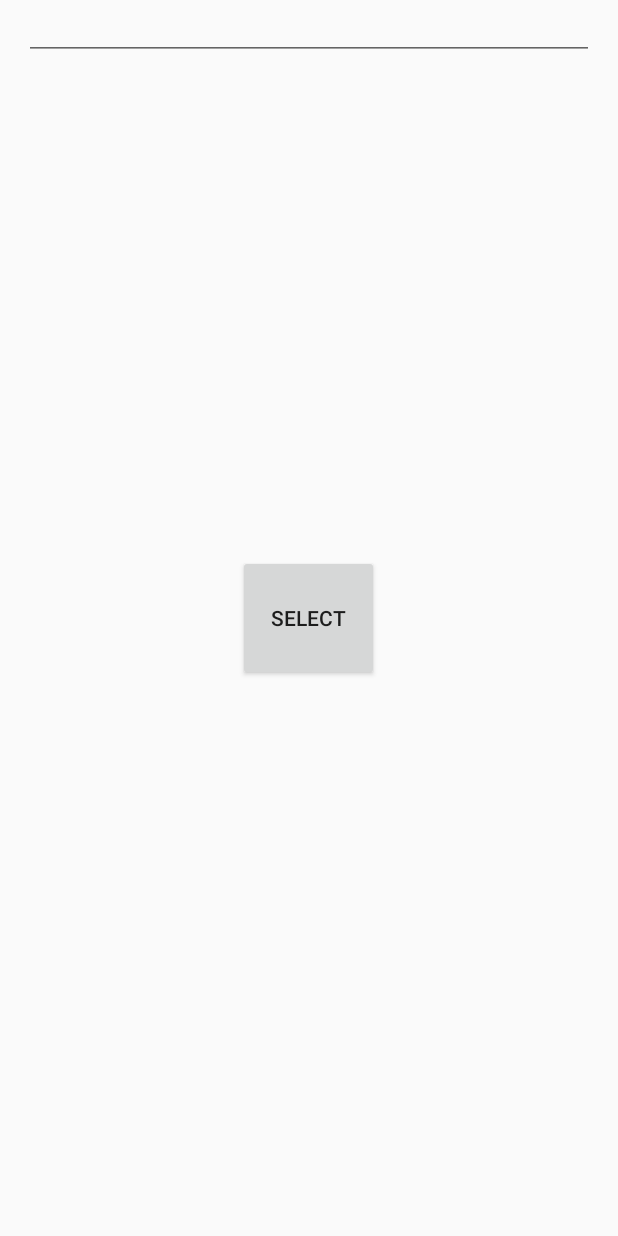
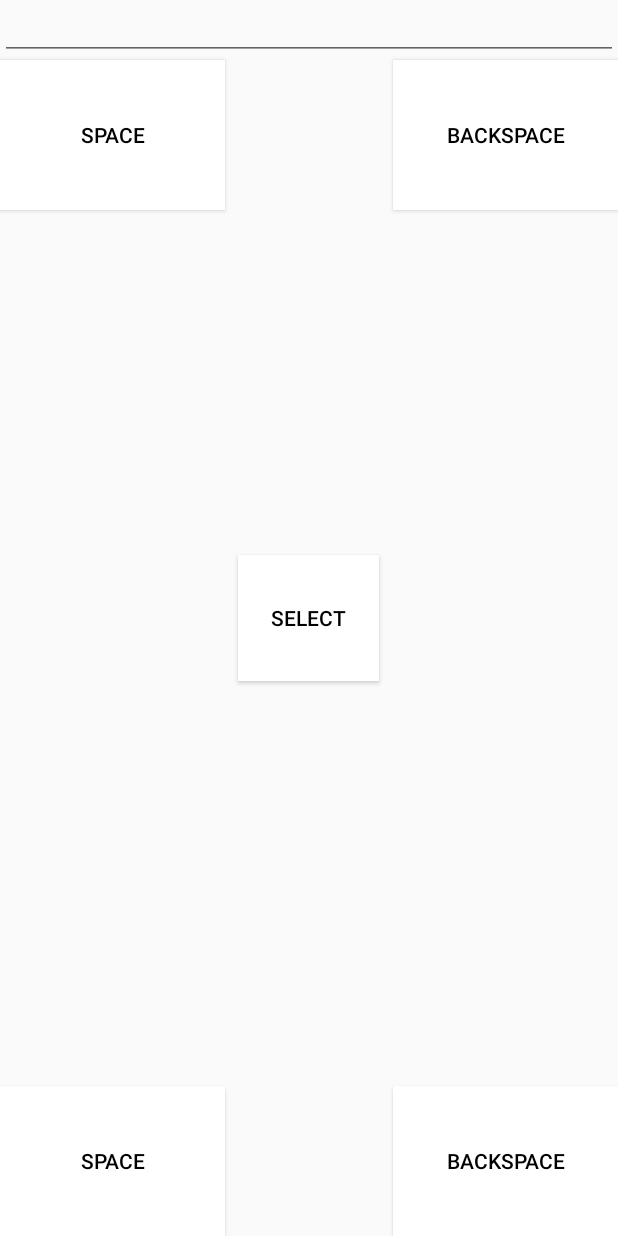
Before and after one commit to cmpercy/COMP580Proto, an Android app: the layout activity_radial.xml on its own in the app's theme, with its tools: preview values and no code run, on a phone screen of 412 x 824 dp. Run offline under Robolectric (Android 15) with nearby library versions, the phone set to English and light mode, and no system bars.

Commit message:
Continuing UI

```diff
--- a/app/src/main/res/layout/activity_radial.xml
+++ b/app/src/main/res/layout/activity_radial.xml
@@ -4,8 +4,7 @@
     android:id="@+id/activity_radial"
     android:layout_width="match_parent"
     android:layout_height="match_parent"
-    android:paddingLeft="@dimen/activity_horizontal_margin"
-    android:paddingRight="@dimen/activity_horizontal_margin"
+
     android:background="@android:color/transparent"
     android:screenOrientation="landscape"
     android:focusable="true"
@@ -23,6 +22,51 @@
         android:layout_height="84dp"
         android:layout_centerHorizontal="true"
         android:layout_centerVertical="true"
+        android:background="#FFF"
+        android:textColor="#000"
         android:text="Select"
         />
+
+    <Button
+        android:id="@+id/space_button"
+        android:layout_width="@dimen/extra_buttons_width"
+        android:layout_height="@dimen/extra_buttons_height"
+        android:layout_alignParentBottom="true"
+        android:layout_alignParentStart="true"
+        android:text="@string/space_button_text"
+        android:background="#FFF"
+        android:textColor="#000"
+        android:onClick="spacePressed"/>
+
+    <Button
+        android:id="@+id/space_button_2"
+        android:layout_width="@dimen/extra_buttons_width"
+        android:layout_height="@dimen/extra_buttons_height"
+        android:layout_marginTop="@dimen/editable_text_box_height"
+        android:text="@string/space_button_text"
+        android:background="#FFF"
+        android:textColor="#000"
+        android:onClick="spacePressed"/>
+
+    <Button
+        android:id="@+id/backspace_button"
+        android:layout_width="@dimen/extra_buttons_width"
+        android:layout_height="@dimen/extra_buttons_height"
+        android:layout_alignParentBottom="true"
+        android:layout_alignParentEnd="true"
+        android:text="@string/backspace_button_text"
+        android:background="#FFF"
+        android:textColor="#000"
+        android:onClick="backspacePressed"/>
+
+    <Button
+        android:id="@+id/backspace_button_2"
+        android:layout_width="@dimen/extra_buttons_width"
+        android:layout_height="@dimen/extra_buttons_height"
+        android:text="@string/backspace_button_text"
+        android:background="#FFF"
+        android:textColor="#000"
+        android:layout_below="@+id/radial_text_field"
+        android:layout_alignParentEnd="true"
+        android:onClick="backspacePressed"/>
 </RelativeLayout>
--- a/app/src/main/res/values/dimens.xml
+++ b/app/src/main/res/values/dimens.xml
@@ -6,4 +6,6 @@
     <dimen name="main_activity_button_text_size">30sp</dimen>
     <dimen name="activity_margin_top">20dp</dimen>
     <dimen name="editable_text_box_height">40dp</dimen>
+    <dimen name="extra_buttons_width">150dp</dimen>
+    <dimen name="extra_buttons_height">100dp</dimen>
 </resources>
--- a/app/src/main/res/values/strings.xml
+++ b/app/src/main/res/values/strings.xml
@@ -9,4 +9,6 @@
     <string name="i_to_p_text">I - P</string>
     <string name="q_to_x_text">Q - X</string>
     <string name="y_to_z_text">Y - Z</string>
+    <string name="space_button_text">SPACE</string>
+    <string name="backspace_button_text">BACKSPACE</string>
 </resources>
```
Also changed, not shown: app/src/main/java/edu/unc/miller/comp580proto/RadialActivity.java (+35 -4 lines), app/src/main/java/edu/unc/miller/comp580proto/Vars.java (+4 -7 lines), app/src/main/res/drawable/at.png (added), app/src/main/res/drawable/comma.png (added), app/src/main/res/drawable/exclamation.png (added), app/src/main/res/drawable/period.png (added), app/src/main/res/drawable/question.png (added), app/src/main/res/drawable/semicolon.png (added).
